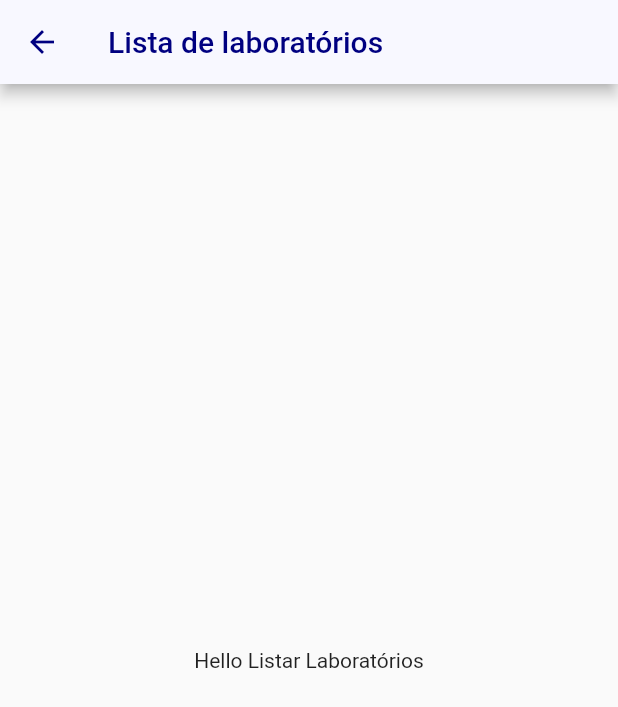
After one commit to DCOMP-UFS/comunicalab-frontend, a Flutter app: the ListarLaboratorio screen opened directly, on a phone screen of 412 x 824 dp. The commit adds this screen. Shown: the top 707 px of the screen. Run offline on Flutter 3.47's test engine with Material 2 defaults, Android fonts, the phone set to English and light mode, and no system bars; our stand-ins replace material_design_icons_flutter; missing offline and left inert: bloc_pattern.

Commit message:
Implementação inicial de listar laboratórios e retirada do google maps

```diff
--- /dev/null
+++ b/lib/app/src/laboratorio/listarLaboratorio_widget.dart
@@ -0,0 +1,22 @@
+import 'package:flutter/material.dart';
+import 'package:material_design_icons_flutter/material_design_icons_flutter.dart';
+
+
+class ListarLaboratorio extends StatefulWidget {
+  @override
+  ListarLaboratorioState createState() => ListarLaboratorioState();
+}
+
+class ListarLaboratorioState extends State<ListarLaboratorio> {
+  @override
+  Widget build(BuildContext context) {
+    return Scaffold(
+      appBar: AppBar(
+        title: Text("Lista de laboratórios"),
+        ),
+      body: Center(
+        child: Text('Hello Listar Laboratórios'),
+      ),// This trailing comma makes auto-formatting nicer for build methods.
+    );
+  }
+}
--- a/pubspec.yaml
+++ b/pubspec.yaml
@@ -20,7 +20,6 @@ dependencies:
   flutter:
     sdk: flutter
   bloc_pattern: ^2.4.0+2
-  google_maps_flutter: ^0.5.11
   dio: ^3.0.3
   # The following adds the Cupertino Icons font to your application.
   # Use with the CupertinoIcons class for iOS style icons.
```
Also changed, not shown: lib/app/src/laboratorio/listarLaboratorio_module.dart (added, +17 -0 lines), lib/pages/home.dart (+6 -2 lines), pubspec.lock, 3 other files.
